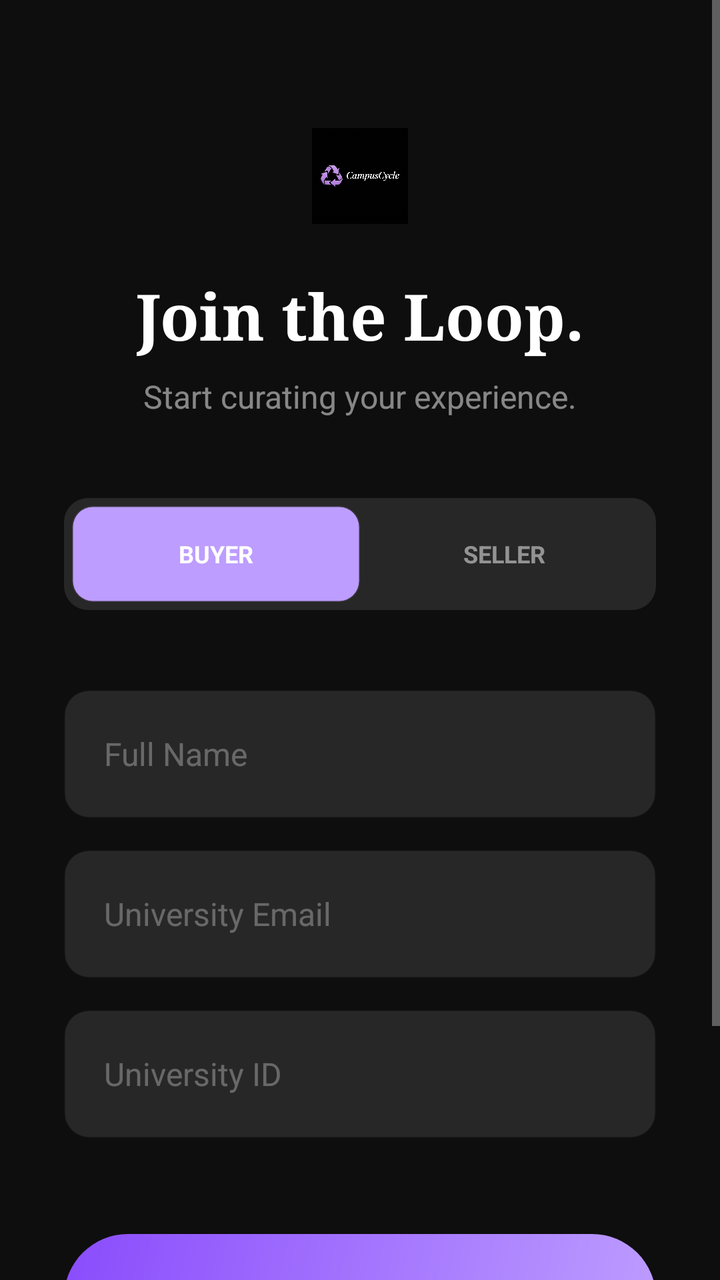
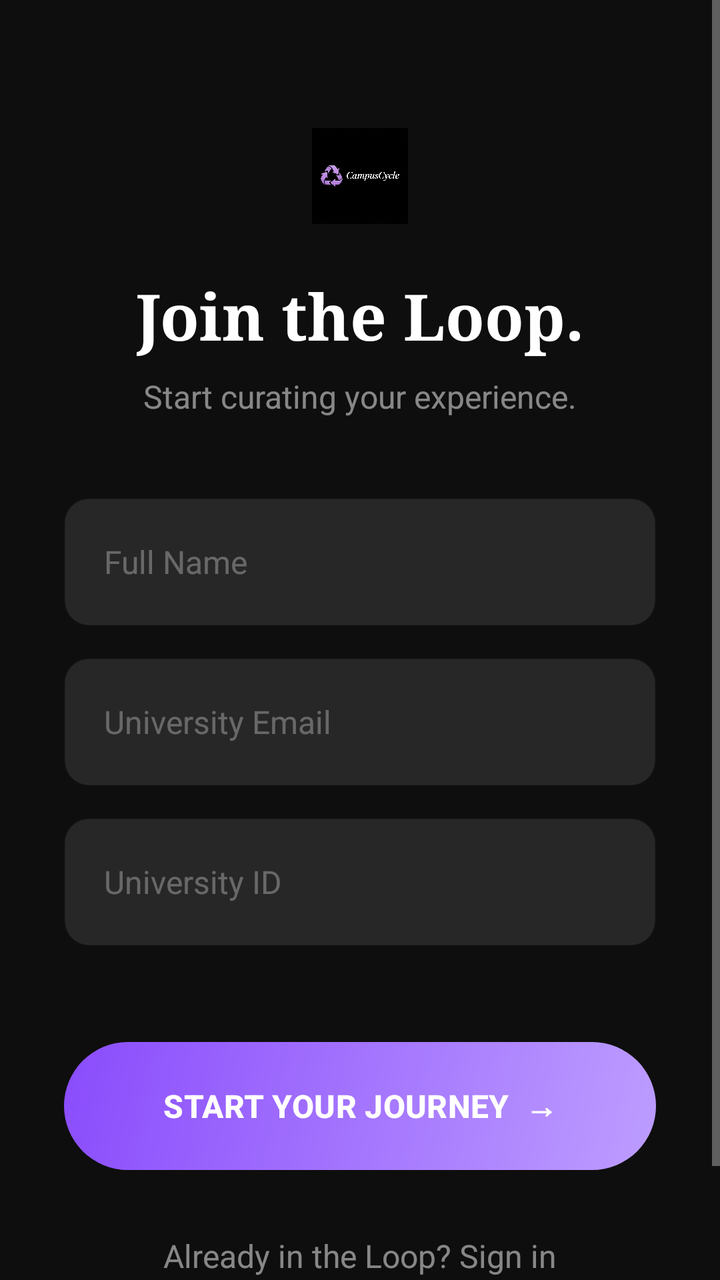

An Android layout rendered at two revisions. The XML below is the earlier revision; the diff shows what the commit changed to produce the second picture.
<!-- AndroidManifest.xml: application theme Theme.CampusCycle -->
<!-- res/layout/activity_register.xml -->
<?xml version="1.0" encoding="utf-8"?>
<ScrollView xmlns:android="http://schemas.android.com/apk/res/android"
    xmlns:app="http://schemas.android.com/apk/res-auto"
    android:layout_width="match_parent"
    android:layout_height="match_parent"
    android:background="#0E0E0E"
    android:fillViewport="true">

    <androidx.constraintlayout.widget.ConstraintLayout
        android:layout_width="match_parent"
        android:layout_height="wrap_content"
        android:padding="32dp">

        <ImageView
            android:id="@+id/logoContainer"
            android:layout_width="48dp"
            android:layout_height="48dp"
            android:layout_marginTop="32dp"
            android:src="@drawable/campuscycle_logo"
            app:layout_constraintEnd_toEndOf="parent"
            app:layout_constraintStart_toStartOf="parent"
            app:layout_constraintTop_toTopOf="parent" />

        <TextView
            android:id="@+id/tvTitle"
            android:layout_width="wrap_content"
            android:layout_height="wrap_content"
            android:layout_marginTop="24dp"
            android:fontFamily="serif"
            android:text="Join the Loop."
            android:textColor="@color/white"
            android:textSize="32sp"
            android:textStyle="bold"
            app:layout_constraintEnd_toEndOf="parent"
            app:layout_constraintStart_toStartOf="parent"
            app:layout_constraintTop_toBottomOf="@id/logoContainer" />

        <TextView
            android:id="@+id/tvSubtitle"
            android:layout_width="wrap_content"
            android:layout_height="wrap_content"
            android:layout_marginTop="8dp"
            android:text="Start curating your experience."
            android:textColor="#80FFFFFF"
            android:textSize="16sp"
            app:layout_constraintEnd_toEndOf="parent"
            app:layout_constraintStart_toStartOf="parent"
            app:layout_constraintTop_toBottomOf="@id/tvTitle" />

        <LinearLayout
            android:id="@+id/segmentedControl"
            android:layout_width="match_parent"
            android:layout_height="56dp"
            android:layout_marginTop="40dp"
            android:background="@drawable/segmented_control_bg"
            android:backgroundTint="#1AFFFFFF"
            android:orientation="horizontal"
            android:padding="4dp"
            app:layout_constraintTop_toBottomOf="@id/tvSubtitle">

            <TextView
                android:id="@+id/btnRegModeBuyer"
                android:layout_width="0dp"
                android:layout_height="match_parent"
                android:layout_weight="1"
                android:background="@drawable/segmented_control_item_selected"
                android:backgroundTint="@color/primary_violet"
                android:gravity="center"
                android:text="BUYER"
                android:textColor="@color/white"
                android:textSize="12sp"
                android:textStyle="bold" />

            <TextView
                android:id="@+id/btnRegModeSeller"
                android:layout_width="0dp"
                android:layout_height="match_parent"
                android:layout_weight="1"
                android:gravity="center"
                android:text="SELLER"
                android:textColor="#80FFFFFF"
                android:textSize="12sp"
                android:textStyle="bold" />
        </LinearLayout>

        <LinearLayout
            android:id="@+id/formContainer"
            android:layout_width="match_parent"
            android:layout_height="wrap_content"
            android:layout_marginTop="40dp"
            android:orientation="vertical"
            app:layout_constraintTop_toBottomOf="@id/segmentedControl">

            <EditText
                android:id="@+id/etRegName"
                android:layout_width="match_parent"
                android:layout_height="64dp"
                android:layout_marginBottom="16dp"
                android:background="@drawable/edit_text_background"
                android:backgroundTint="#1AFFFFFF"
                android:hint="Full Name"
                android:inputType="textPersonName"
                android:paddingHorizontal="20dp"
                android:textColor="@color/white"
                android:textColorHint="#4DFFFFFF"
                android:textSize="16sp" />

            <EditText
                android:id="@+id/etRegEmail"
                android:layout_width="match_parent"
                android:layout_height="64dp"
                android:layout_marginBottom="16dp"
                android:background="@drawable/edit_text_background"
                android:backgroundTint="#1AFFFFFF"
                android:hint="University Email"
                android:inputType="textEmailAddress"
                android:paddingHorizontal="20dp"
                android:textColor="@color/white"
                android:textColorHint="#4DFFFFFF"
                android:textSize="16sp" />

            <EditText
                android:id="@+id/etRegUniversityId"
                android:layout_width="match_parent"
                android:layout_height="64dp"
                android:background="@drawable/edit_text_background"
                android:backgroundTint="#1AFFFFFF"
                android:hint="University ID"
                android:inputType="text"
                android:paddingHorizontal="20dp"
                android:textColor="@color/white"
                android:textColorHint="#4DFFFFFF"
                android:textSize="16sp" />

            <TextView
                android:id="@+id/tvRegError"
                android:layout_width="match_parent"
                android:layout_height="wrap_content"
                android:layout_marginTop="12dp"
                android:textColor="@color/error_red"
                android:textSize="14sp"
                android:visibility="gone" />

        </LinearLayout>

        <Button
            android:id="@+id/btnRegister"
            android:layout_width="match_parent"
            android:layout_height="64dp"
            android:layout_marginTop="48dp"
            android:background="@drawable/btn_primary_gradient"
            android:text="START YOUR JOURNEY  →"
            android:textColor="@color/white"
            android:textSize="16sp"
            android:textStyle="bold"
            app:backgroundTint="@null"
            app:layout_constraintTop_toBottomOf="@id/formContainer" />

        <TextView
            android:id="@+id/tvGoToLogin"
            android:layout_width="wrap_content"
            android:layout_height="wrap_content"
            android:layout_marginTop="32dp"
            android:layout_marginBottom="32dp"
            android:text="Already in the Loop? Sign in"
            android:textColor="#80FFFFFF"
            android:textSize="16sp"
            app:layout_constraintBottom_toBottomOf="parent"
            app:layout_constraintEnd_toEndOf="parent"
            app:layout_constraintStart_toStartOf="parent"
            app:layout_constraintTop_toBottomOf="@id/btnRegister" />

    </androidx.constraintlayout.widget.ConstraintLayout>
</ScrollView>
<!-- resources referenced by this layout -->
<resources>
  <color name="error_red">#ff5252</color>
  <color name="primary_violet">#bd9dff</color>
  <color name="white">#ffffff</color>
  <!-- drawable btn_primary_gradient (drawable) -->
  <?xml version="1.0" encoding="utf-8"?>
  <shape xmlns:android="http://schemas.android.com/apk/res/android"
      android:shape="rectangle">
      <gradient
          android:angle="135"
          android:startColor="@color/primary_violet"
          android:endColor="@color/primary_violet_dim"
          android:type="linear" />
      <corners android:radius="100dp" /> 
  </shape>
  <!-- drawable campuscycle_logo: png bitmap (drawable, 280999 bytes) -->
  <!-- drawable edit_text_background (drawable) -->
  <?xml version="1.0" encoding="utf-8"?>
  <layer-list xmlns:android="http://schemas.android.com/apk/res/android">
      <item>
          <shape android:shape="rectangle">
              <solid android:color="@color/surface_container_highest" />
              <corners android:radius="12dp" />
              <stroke
                  android:width="1dp"
                  android:color="@color/ghost_border" />
          </shape>
      </item>
  </layer-list>
  <!-- drawable segmented_control_bg (drawable) -->
  <?xml version="1.0" encoding="utf-8"?>
  <shape xmlns:android="http://schemas.android.com/apk/res/android"
      android:shape="rectangle">
      <solid android:color="@color/surface_container_low" />
      <corners android:radius="12dp" />
  </shape>
  <!-- drawable segmented_control_item_selected (drawable) -->
  <?xml version="1.0" encoding="utf-8"?>
  <shape xmlns:android="http://schemas.android.com/apk/res/android"
      android:shape="rectangle">
      <solid android:color="@color/surface_container_highest" />
      <corners android:radius="10dp" />
      <stroke
          android:width="1dp"
          android:color="@color/ghost_border" />
  </shape>
  <style name="Theme.CampusCycle" parent="Theme.Material3.Dark.NoActionBar">
          <item name="android:windowBackground">@color/surface_base</item>
          <item name="colorPrimary">@color/primary_violet</item>
          <item name="colorSecondary">@color/secondary_accent</item>
          <item name="android:textColorPrimary">@color/text_headline</item>
          <item name="android:textColorSecondary">@color/text_body</item>
          <item name="android:textColorHint">@color/text_hint</item>
          <item name="android:statusBarColor">@color/surface_base</item>
          <item name="android:navigationBarColor">@color/surface_base</item>
      </style>
  <color name="primary_violet_dim">#8a4cfc</color>
  <color name="surface_container_highest">#262626</color>
  <color name="ghost_border">#26ffffff</color>
  <color name="surface_container_low">#131313</color>
  <color name="surface_base">#0e0e0e</color>
  <color name="secondary_accent">#c38bf5</color>
  <color name="text_headline">#ffffff</color>
  <color name="text_body">#adaaaa</color>
  <color name="text_hint">#4e4e4e</color>
</resources>

<!-- the commit's change to res/layout/activity_register.xml (unified diff, before → after) -->
@@ -47,41 +47,7 @@
             app:layout_constraintStart_toStartOf="parent"
             app:layout_constraintTop_toBottomOf="@id/tvTitle" />
 
-        <LinearLayout
-            android:id="@+id/segmentedControl"
-            android:layout_width="match_parent"
-            android:layout_height="56dp"
-            android:layout_marginTop="40dp"
-            android:background="@drawable/segmented_control_bg"
-            android:backgroundTint="#1AFFFFFF"
-            android:orientation="horizontal"
-            android:padding="4dp"
-            app:layout_constraintTop_toBottomOf="@id/tvSubtitle">
 
-            <TextView
-                android:id="@+id/btnRegModeBuyer"
-                android:layout_width="0dp"
-                android:layout_height="match_parent"
-                android:layout_weight="1"
-                android:background="@drawable/segmented_control_item_selected"
-                android:backgroundTint="@color/primary_violet"
-                android:gravity="center"
-                android:text="BUYER"
-                android:textColor="@color/white"
-                android:textSize="12sp"
-                android:textStyle="bold" />
-
-            <TextView
-                android:id="@+id/btnRegModeSeller"
-                android:layout_width="0dp"
-                android:layout_height="match_parent"
-                android:layout_weight="1"
-                android:gravity="center"
-                android:text="SELLER"
-                android:textColor="#80FFFFFF"
-                android:textSize="12sp"
-                android:textStyle="bold" />
-        </LinearLayout>
 
         <LinearLayout
             android:id="@+id/formContainer"
@@ -89,7 +55,7 @@
             android:layout_height="wrap_content"
             android:layout_marginTop="40dp"
             android:orientation="vertical"
-            app:layout_constraintTop_toBottomOf="@id/segmentedControl">
+            app:layout_constraintTop_toBottomOf="@id/tvSubtitle">
 
             <EditText
                 android:id="@+id/etRegName"
<!-- resource entries referenced after the edit -->
@@ -28,23 +28,6 @@
           </shape>
       </item>
   </layer-list>
-  <!-- drawable segmented_control_bg (drawable) -->
-  <?xml version="1.0" encoding="utf-8"?>
-  <shape xmlns:android="http://schemas.android.com/apk/res/android"
-      android:shape="rectangle">
-      <solid android:color="@color/surface_container_low" />
-      <corners android:radius="12dp" />
-  </shape>
-  <!-- drawable segmented_control_item_selected (drawable) -->
-  <?xml version="1.0" encoding="utf-8"?>
-  <shape xmlns:android="http://schemas.android.com/apk/res/android"
-      android:shape="rectangle">
-      <solid android:color="@color/surface_container_highest" />
-      <corners android:radius="10dp" />
-      <stroke
-          android:width="1dp"
-          android:color="@color/ghost_border" />
-  </shape>
   <style name="Theme.CampusCycle" parent="Theme.Material3.Dark.NoActionBar">
           <item name="android:windowBackground">@color/surface_base</item>
           <item name="colorPrimary">@color/primary_violet</item>
@@ -58,7 +41,6 @@
   <color name="primary_violet_dim">#8a4cfc</color>
   <color name="surface_container_highest">#262626</color>
   <color name="ghost_border">#26ffffff</color>
-  <color name="surface_container_low">#131313</color>
   <color name="surface_base">#0e0e0e</color>
   <color name="secondary_accent">#c38bf5</color>
   <color name="text_headline">#ffffff</color>
